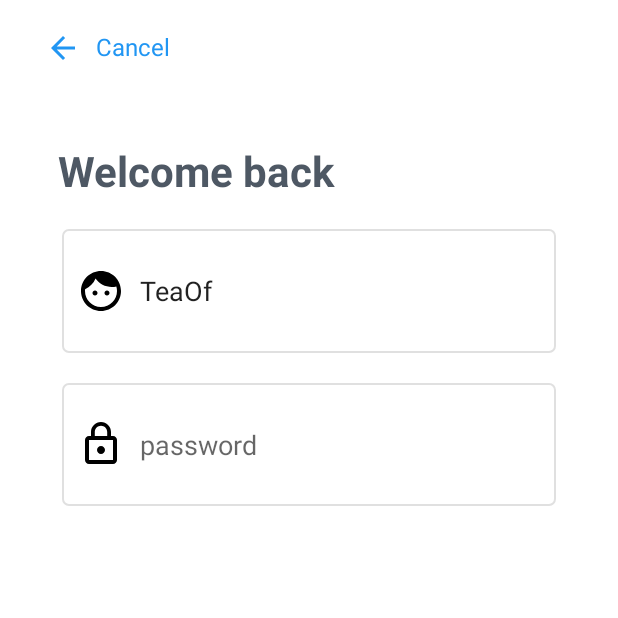
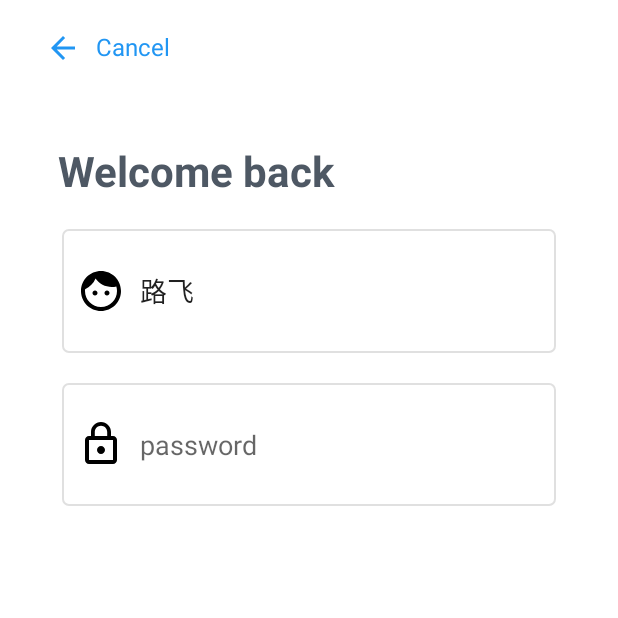
Before and after one commit to xqgithub/jetpack, an Android app: the screen it shows after launch (LoginActivity), after a tap on "HAVE A ACCOUNT ? LOGIN", on a phone screen of 412 x 824 dp, the top half of it. Run offline under Robolectric (Android 15) with nearby library versions, the phone set to English and light mode, and no system bars.

Commit message:
1.添加safeArgs传值跳转方式

```diff
--- a/app/build.gradle
+++ b/app/build.gradle
@@ -1,6 +1,7 @@
 apply plugin: 'com.android.application'
 apply plugin: 'kotlin-android'
 apply plugin: 'kotlin-android-extensions'
+apply plugin: 'androidx.navigation.safeargs'
 
 
 def cfg = rootProject.ext.android
--- a/app/src/main/java/com/example/jetpack/ui/activity/LoginActivity.kt
+++ b/app/src/main/java/com/example/jetpack/ui/activity/LoginActivity.kt
@@ -11,16 +11,12 @@ class LoginActivity : AppCompatActivity() {
     override fun onCreate(savedInstanceState: Bundle?) {
         super.onCreate(savedInstanceState)
         setContentView(R.layout.activity_login)
-
         /*val host:NavHostFragment = supportFragmentManager.findFragmentById(R.id.my_nav_host_fragment) as NavHostFragment
         navController = host.navController*/
-
     }
 
     override fun onBackPressed() {
         super.onBackPressed()
-
-
         //navController.navigateUp()
     }
 }
--- a/app/src/main/java/com/example/jetpack/ui/fragment/login/WelcomeFragment.kt
+++ b/app/src/main/java/com/example/jetpack/ui/fragment/login/WelcomeFragment.kt
@@ -7,12 +7,13 @@ import android.view.View
 import android.view.ViewGroup
 import android.widget.Button
 import androidx.fragment.app.Fragment
+import androidx.navigation.Navigation
 import androidx.navigation.fragment.findNavController
 import androidx.navigation.navOptions
 import com.example.jetpack.R
 
 /**
- * A simple [Fragment] subclass.
+ * 欢迎页面
  *
  */
 class WelcomeFragment : Fragment() {
@@ -46,10 +47,18 @@ class WelcomeFragment : Fragment() {
             }
             // 参数设置
             val bundle = Bundle()
-            bundle.putString("name", "TeaOf")
+            bundle.putString("name", "路飞")
             findNavController().navigate(R.id.login, bundle, navOption)
         }
+
+        btnRegister.setOnClickListener {
+            //传值的时候，用该方式跳转
+            val action = WelcomeFragmentDirections
+                .actionWelcomeToRegisterFragment()
+                .setEMAIL("haha@163.com")
+                .setAccount("哈哈")
+                .setPassword("123")
+            findNavController().navigate(action)
+        }
     }
-
-
 }
--- a/app/src/main/res/navigation/login_navigation.xml
+++ b/app/src/main/res/navigation/login_navigation.xml
@@ -4,22 +4,47 @@
     xmlns:tools="http://schemas.android.com/tools"
     android:id="@+id/login_navigation"
     app:startDestination="@id/welcome">
-
-
-    <fragment
-        android:id="@+id/login"
-        android:name="com.joe.jetpackdemo.ui.fragment.login.LoginFragment"
-        android:label="LoginFragment"
-        tools:layout="@layout/fragment_login" />
-
+    <!--欢迎-->
     <fragment
         android:id="@+id/welcome"
         android:name="com.example.jetpack.ui.fragment.login.WelcomeFragment"
-        android:label="LoginFragment"
+        android:label="WelcomeFragment"
         tools:layout="@layout/fragment_welcome">
         <action
             android:id="@+id/action_welcome_to_login"
             app:destination="@id/login" />
+        <action
+            android:id="@+id/action_welcome_to_registerFragment"
+            app:destination="@id/register"
+            app:enterAnim="@anim/slide_in_right"
+            app:exitAnim="@anim/slide_out_left"
+            app:popEnterAnim="@anim/slide_in_left"
+            app:popExitAnim="@anim/slide_out_right" />
+    </fragment>
+    <!--登录-->
+    <fragment
+        android:id="@+id/login"
+        android:name="com.example.jetpack.ui.fragment.login.LoginFragment"
+        android:label="LoginFragment"
+        tools:layout="@layout/fragment_login" />
+    <!--注册-->
+    <fragment
+        android:id="@+id/register"
+        android:name="com.example.jetpack.ui.fragment.login.RegisterFragment"
+        android:label="RegisterFragment"
+        tools:layout="@layout/fragment_register">
+        <argument
+            android:name="EMAIL"
+            android:defaultValue="2005@qq.com"
+            app:argType="string" />
+        <argument
+            android:name="account"
+            android:defaultValue="xixi"
+            app:argType="string" />
+        <argument
+            android:name="password"
+            android:defaultValue="xixi"
+            app:argType="string" />
     </fragment>
 
 </navigation>
--- a/build.gradle
+++ b/build.gradle
@@ -26,10 +26,8 @@ buildscript {
         classpath "org.jetbrains.kotlin:kotlin-gradle-plugin:$kotlin_version"
         // NOTE: Do not place your application dependencies here; they belong
         // in the individual module build.gradle files
-        //1.greendao
-        classpath 'org.greenrobot:greendao-gradle-plugin:3.2.2'
-        //2.AndResGuard
-        classpath 'com.tencent.mm:AndResGuard-gradle-plugin:1.2.13'
+        //1.jetpack SafeArgs插件
+        classpath "androidx.navigation:navigation-safe-args-gradle-plugin:$navigationVersion"
     }
 }
 
--- a/gradle.properties
+++ b/gradle.properties
@@ -13,3 +13,7 @@ org.gradle.jvmargs=-Xmx2048m
 # org.gradle.parallel=true
 # Kotlin code style for this project: "official" or "obsolete":
 kotlin.code.style=official
+
+
+android.useAndroidX=true
+android.enableJetifier=true
```
Also changed, not shown: app/src/main/java/com/example/jetpack/ui/fragment/login/LoginFragment.kt (+5 -16 lines), app/src/main/java/com/example/jetpack/ui/fragment/login/RegisterFragment.kt (added, +68 -0 lines), app/src/main/res/layout/fragment_register.xml (added, +122 -0 lines), 1 other file.
